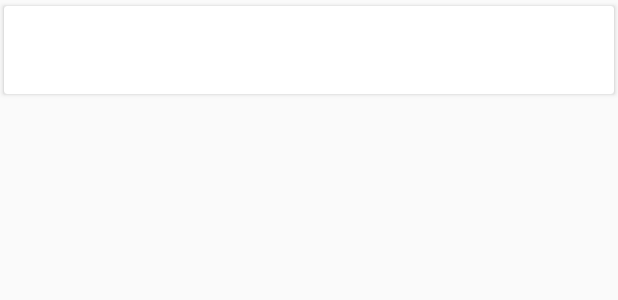
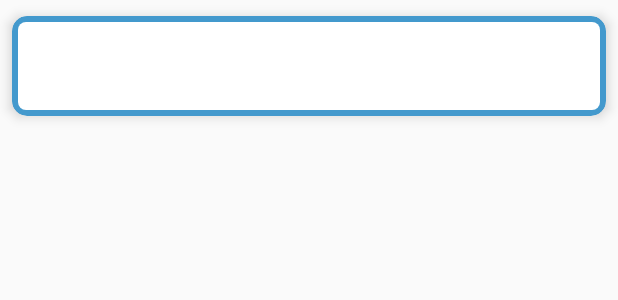
Before and after one commit to AnamAnsary/LoadMoreRecyclerView, an Android app: the layout item_recycler_view_row.xml on its own in the app's theme, with its tools: preview values and no code run, on a phone screen of 412 x 824 dp. Shown: the top 300 px of the screen. Run offline under Robolectric (Android 15) with nearby library versions, the phone set to English and light mode, and no system bars.

Commit message:
UI change

```diff
--- /dev/null
+++ b/app/src/main/res/drawable/bg_layout.xml
@@ -0,0 +1,6 @@
+<?xml version="1.0" encoding="UTF-8"?>
+<shape xmlns:android="http://schemas.android.com/apk/res/android">
+    <solid android:color="#FFFFFF"/>
+    <corners android:radius="5dip"/>
+    <padding android:left="0dip" android:top="0dip" android:right="0dip" android:bottom="0dip" />
+</shape>
--- a/app/src/main/res/layout/item_recycler_view_row.xml
+++ b/app/src/main/res/layout/item_recycler_view_row.xml
@@ -3,12 +3,19 @@
     xmlns:card_view="http://schemas.android.com/apk/res-auto"
     android:layout_width="match_parent"
     android:layout_height="wrap_content"
-    card_view:cardUseCompatPadding="true">
+    android:focusable="true"
+    android:foreground="?android:attr/selectableItemBackground"
+    card_view:cardBackgroundColor="@color/colorPrimaryDark"
+    card_view:cardCornerRadius="10dp"
+    card_view:cardElevation="5dp"
+    card_view:cardUseCompatPadding="true"
+    card_view:contentPadding="4dp"
+    card_view:cardPreventCornerOverlap="true">
 
     <RelativeLayout
         android:layout_width="match_parent"
         android:layout_height="match_parent"
-        android:background="?android:selectableItemBackground"
+        android:background="@drawable/bg_layout"
         android:padding="10dp">
 
         <TextView
```
